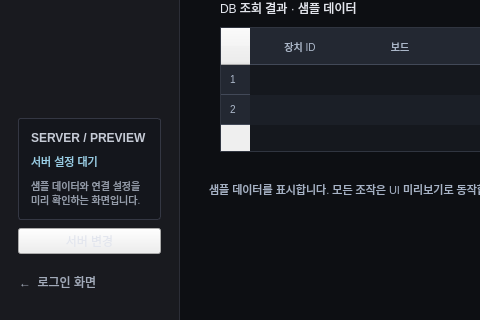
The window that PC/screens/Pdashboard.ui (Samana0104/IoTControl) describes before a commit, drawn with Qt 5; both pictures show x 0 to 480 and y 530 to 850 of the 1280 by 850 pixel window.
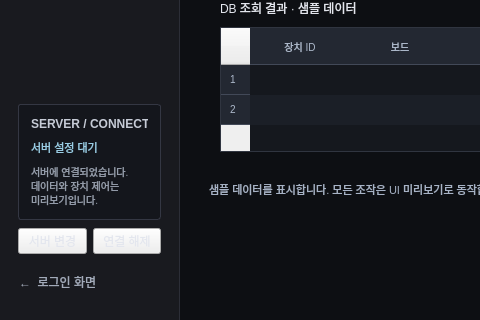
The same window after the commit.

Commit message: [feat] server connect 구현

Diff of the .ui file:
```diff
--- a/PC/screens/Pdashboard.ui
+++ b/PC/screens/Pdashboard.ui
@@ -303,7 +303,7 @@
          <item>
           <widget class="QLabel" name="sidebarPreviewTitle">
            <property name="text">
-            <string>SERVER / PREVIEW</string>
+            <string>SERVER / CONNECTED</string>
            </property>
           </widget>
          </item>
@@ -326,8 +326,9 @@
          <item>
           <widget class="QLabel" name="sidebarPreviewNote">
            <property name="text">
-            <string>샘플 데이터와 연결 설정을
-미리 확인하는 화면입니다.</string>
+            <string>서버에 연결되었습니다.
+데이터와 장치 제어는
+미리보기입니다.</string>
            </property>
            <property name="wordWrap">
             <bool>true</bool>
@@ -337,6 +338,11 @@
         </layout>
        </widget>
       </item>
+      <item>
+       <layout class="QHBoxLayout" name="dashboardServerActionsLayout" stretch="1,1">
+        <property name="spacing">
+         <number>6</number>
+        </property>
       <item>
        <widget class="QPushButton" name="dashboardChangeServerButton">
         <property name="text">
@@ -352,6 +358,30 @@
          <string notr="true">subtle</string>
         </property>
        </widget>
+        </item>
+        <item>
+         <widget class="QPushButton" name="dashboardDisconnectServerButton">
+          <property name="text">
+           <string>연결 해제</string>
+          </property>
+          <property name="toolTip">
+           <string>서버 연결을 해제하고 접속 화면으로 돌아갑니다.</string>
+          </property>
+          <property name="accessibleName">
+           <string>서버 연결 해제</string>
+          </property>
+          <property name="cursor">
+           <cursorShape>PointingHandCursor</cursorShape>
+          </property>
+          <property name="autoDefault">
+           <bool>false</bool>
+          </property>
+          <property name="role" stdset="0">
+           <string notr="true">disconnect</string>
+          </property>
+         </widget>
+        </item>
+       </layout>
       </item>
       <item>
        <widget class="QPushButton" name="returnToLoginButton">
```
Left out of the diff: 3 changed lines with no effect on the pictures. Lines whose indentation alone changed are shown as unchanged. The commit also changes 24 other files.
